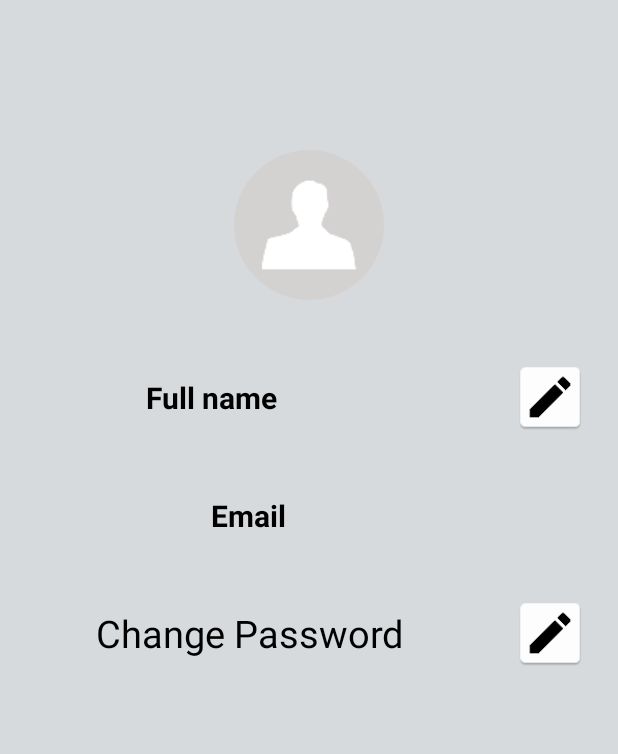
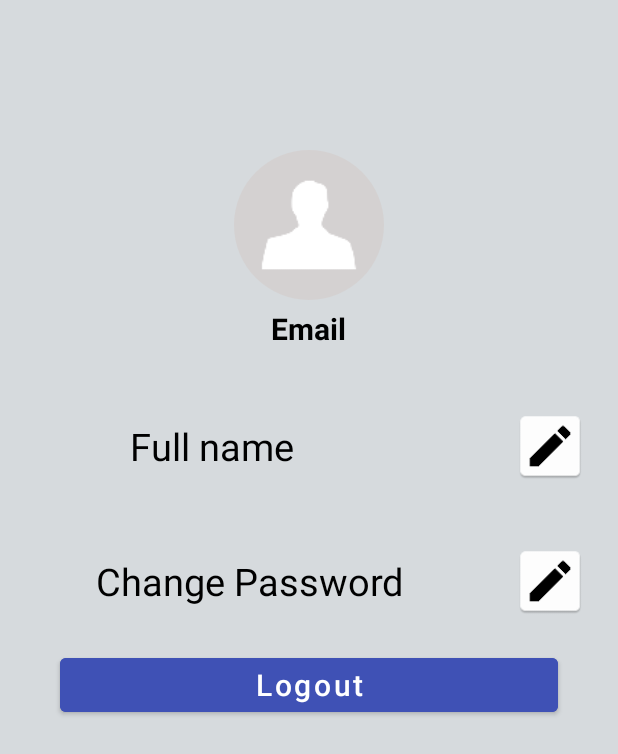
Before and after one commit to dudisamarel/social-app, an Android app: the layout fragment_user_profile.xml on its own in the app's theme, with its tools: preview values and no code run, on a phone screen of 412 x 824 dp. Shown: the top 754 px of the screen. Run offline under Robolectric (Android 15) with nearby library versions, the phone set to English and light mode, and no system bars.

Commit message:
userProfile to repository

```diff
--- a/app/src/main/java/com/colman/social_app/fragments/feedfragment/PostViewHolder.java
+++ b/app/src/main/java/com/colman/social_app/fragments/feedfragment/PostViewHolder.java
@@ -23,7 +23,6 @@ public class PostViewHolder extends RecyclerView.ViewHolder {
         super(itemView);
         title = itemView.findViewById(R.id.post_item_title);
         content = itemView.findViewById(R.id.post_item_content);
-
         itemView.setOnClickListener(v -> {
             clickListener.onclick(v, currPost);
             //Log.i("ITEM_CLICK", title.getText().toString() + "was clicked");
--- a/app/src/main/java/com/colman/social_app/repositories/SocialAppDataBase.java
+++ b/app/src/main/java/com/colman/social_app/repositories/SocialAppDataBase.java
@@ -9,10 +9,9 @@ import com.colman.social_app.repositories.daos.PostDao;
 import com.colman.social_app.services.utils.Converters;
 
 @Database(version = 1, entities = {
-        Post.class
+        Post.class,
 })
 @TypeConverters({Converters.class})
 public abstract class SocialAppDataBase extends RoomDatabase {
-
      public abstract PostDao getPostDao();
 }
--- a/app/src/main/res/layout/activity_register.xml
+++ b/app/src/main/res/layout/activity_register.xml
@@ -53,7 +53,7 @@
             android:layout_width="wrap_content"
             android:layout_height="wrap_content"
             android:layout_marginTop="10dp"
-            android:backgroundTint="#3F51B5"
+            android:backgroundTint="@color/main_button"
             android:text="@string/select_image"
             android:textAllCaps="false" />
     </LinearLayout>
@@ -129,7 +129,7 @@
         android:layout_height="wrap_content"
         android:layout_marginHorizontal="20dp"
         android:layout_marginTop="40dp"
-        android:backgroundTint="#3F51B5"
+        android:backgroundTint="@color/main_button"
         android:paddingVertical="15dp"
         android:text="@string/sign_up"
         android:textAllCaps="false" />
--- a/app/src/main/res/layout/fragment_user_profile.xml
+++ b/app/src/main/res/layout/fragment_user_profile.xml
@@ -21,6 +21,19 @@
 
 	</com.google.android.material.imageview.ShapeableImageView>
 
+	<TextView
+		android:id="@+id/emailTV"
+		android:layout_width="wrap_content"
+		android:layout_height="wrap_content"
+		android:layout_gravity="center"
+		android:layout_marginTop="5dp"
+		android:gravity="center"
+		android:text="@string/email"
+		android:textColor="@color/black"
+		android:textSize="20sp"
+		android:textStyle="bold
+" />
+
 	<LinearLayout
 		android:layout_width="match_parent"
 		android:layout_height="wrap_content"
@@ -37,8 +50,7 @@
 			android:gravity="center"
 			android:text="@string/full_name"
 			android:textColor="@color/black"
-			android:textSize="20sp"
-			android:textStyle="bold"/>
+			android:textSize="25sp" />
 
 		<Space
 			android:layout_width="0dp"
@@ -53,33 +65,6 @@
 			android:background="@mipmap/ic_edit" />
 	</LinearLayout>
 
-	<LinearLayout
-		android:layout_width="match_parent"
-		android:layout_height="wrap_content"
-		android:layout_marginHorizontal="20dp"
-		android:layout_marginTop="40dp"
-		android:orientation="horizontal">
-
-		<TextView
-			android:id="@+id/emailTV"
-			android:layout_width="wrap_content"
-			android:layout_height="wrap_content"
-			android:layout_gravity="center"
-			android:layout_weight="3"
-			android:gravity="center"
-			android:text="@string/email"
-			android:textColor="@color/black"
-			android:textSize="20sp"
-			android:textStyle="bold
-"/>
-
-		<Space
-			android:layout_width="0dp"
-			android:layout_height="match_parent"
-			android:layout_weight="1" />
-
-
-	</LinearLayout>
 
 	<LinearLayout
 		android:layout_width="match_parent"
@@ -110,4 +95,17 @@
 			android:layout_gravity="center"
 			android:background="@mipmap/ic_edit" />
 	</LinearLayout>
+
+	<Button
+		android:id="@+id/logoutBtn"
+		android:layout_width="match_parent"
+		android:layout_height="wrap_content"
+		android:text="@string/logout"
+		android:textAllCaps="false"
+		android:textSize="20sp"
+		android:backgroundTint="@color/main_button"
+		android:layout_marginTop="20dp"
+		android:layout_marginHorizontal="40dp"
+		/>
+
 </LinearLayout>
--- a/app/src/main/res/values/colors.xml
+++ b/app/src/main/res/values/colors.xml
@@ -11,5 +11,6 @@
     <color name="gray">#999998</color>
 	<color name="dialog_green">#FF1C7920</color>
     <color name="dialog_red">#80140C</color>
+	<color name="main_button">#3F51B5</color>
 
 </resources>
--- a/app/src/main/res/values/strings.xml
+++ b/app/src/main/res/values/strings.xml
@@ -45,4 +45,5 @@
 	<string name="new_password">New Password</string>
 	<string name="new_full_name">New Full Name</string>
 	<string name="authenticate">Authenticate</string>
+	<string name="logout">Logout</string>
 </resources>
```
Also changed, not shown: app/src/main/java/com/colman/social_app/ViewModelFactory.java (+6 -1 lines), app/src/main/java/com/colman/social_app/entities/User.java (deleted, +0 -48 lines), app/src/main/java/com/colman/social_app/fragments/UserProfileFragment/UserProfile.java (+43 -46 lines), app/src/main/java/com/colman/social_app/fragments/UserProfileFragment/UserProfileViewModel.java (added, +46 -0 lines), app/src/main/java/com/colman/social_app/repositories/FirebaseRepo.java (+62 -1 lines), app/src/main/java/com/colman/social_app/views/activities/Login.java (+44 -32 lines), app/src/main/java/com/colman/social_app/views/activities/LoginViewModel.java (+12 -3 lines).
